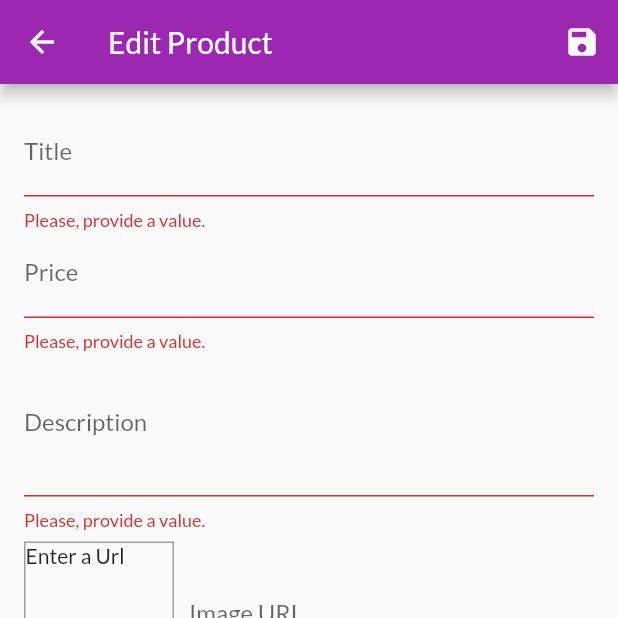
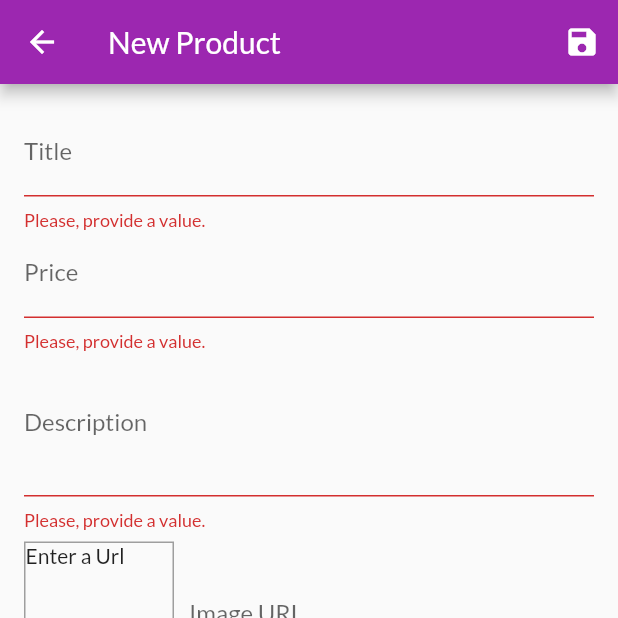
Before and after one commit to jandiralceu/my_shop, a Flutter app: the EditProductScreen screen opened by its route, after a tap on the "save" icon, on a phone screen of 412 x 824 dp, the top half of it. Run offline on Flutter 3.47's test engine with Material 2 defaults, Android fonts, the phone set to English and light mode, and no system bars; network calls fail.

```diff
--- a/lib/Presentation/Screens/edit_product_screen.dart
+++ b/lib/Presentation/Screens/edit_product_screen.dart
@@ -21,6 +21,7 @@ class _EditProductScreenState extends State<EditProductScreen> {
   final _form = GlobalKey<FormState>();
   late Product _editedProduct;
   var _isInit = true;
+  var _isLoading = false;
 
   var initialValues = {
     'price': '',
@@ -77,7 +78,7 @@ class _EditProductScreenState extends State<EditProductScreen> {
     super.didChangeDependencies();
   }
 
-  void _saveForm() {
+  Future<void> _saveForm () async {
     final isValid = _form.currentState!.validate();
 
     if (isValid) {
@@ -85,7 +86,13 @@ class _EditProductScreenState extends State<EditProductScreen> {
       _form.currentState!.save();
 
       if (productId == null) {
-        Provider.of<Products>(context, listen: false).addProduct(
+        setState(() {
+          _isLoading = true;
+        });
+
+        try {
+          await Provider.of<Products>(context, listen: false)
+              .addProduct(
             Product(
               id: DateTime.now().toString(),
               isFavorite: false,
@@ -95,6 +102,25 @@ class _EditProductScreenState extends State<EditProductScreen> {
               imageUrl: initialValues['imageUrl'] as String,
             ),
           );
+        } catch(error) {
+          await showDialog<Null>(
+            context: context,
+            builder: (ctx) => AlertDialog(
+              title: const Text('An error occurred'),
+              content: Text(error.toString()),
+              actions: [
+                TextButton(
+                    onPressed: () => Navigator.of(ctx).pop(),
+                    child: const Text('Ok'))
+              ],
+            ),
+          );
+        } finally {
+          setState(() {
+            _isLoading = false;
+          });
+          Navigator.of(context).pop();
+        }
       } else {
         Provider.of<Products>(context, listen: false).updateProduct(
           productId as String,
@@ -105,18 +131,22 @@ class _EditProductScreenState extends State<EditProductScreen> {
             description: initialValues['description'] as String,
             price: double.parse(initialValues['price'] as String),
             imageUrl: initialValues['imageUrl'] ?? _imageUrlController.text,
-            ));
+          ),
+        );
+        setState(() {
+          _isLoading = false;
+        });
+        Navigator.of(context).pop();
       }
-
-      Navigator.of(context).pop();
     }
   }
 
   @override
   Widget build(BuildContext context) {
+    final productId = ModalRoute.of(context)?.settings.arguments;
     return Scaffold(
       appBar: AppBar(
-        title: const Text('Edit Product'),
+        title: Text(productId != null ? 'Edit Product' : 'New Product'),
         actions: [
           IconButton(
             onPressed: _saveForm,
@@ -124,7 +154,11 @@ class _EditProductScreenState extends State<EditProductScreen> {
           )
         ],
       ),
-      body: Padding(
+      body: _isLoading
+          ? const Center(
+              child: CircularProgressIndicator(),
+            )
+          : Padding(
               padding: const EdgeInsets.all(16.0),
               child: Form(
                 key: _form,
@@ -157,11 +191,12 @@ class _EditProductScreenState extends State<EditProductScreen> {
                         initialValue: initialValues['price'],
                         decoration: const InputDecoration(labelText: 'Price'),
                         textInputAction: TextInputAction.next,
-                  keyboardType:
-                      const TextInputType.numberWithOptions(decimal: true),
+                        keyboardType: const TextInputType.numberWithOptions(
+                            decimal: true),
                         focusNode: _priceFocusNode,
                         onFieldSubmitted: (_) {
-                    FocusScope.of(context).requestFocus(_descriptionFocusNode);
+                          FocusScope.of(context)
+                              .requestFocus(_descriptionFocusNode);
                         },
                         onSaved: (value) => setState(() {
                           initialValues['price'] = value ?? '';
@@ -191,7 +226,8 @@ class _EditProductScreenState extends State<EditProductScreen> {
                         initialValue: initialValues['description'],
                         focusNode: _descriptionFocusNode,
                         keyboardType: TextInputType.multiline,
-                  decoration: const InputDecoration(labelText: 'Description'),
+                        decoration:
+                            const InputDecoration(labelText: 'Description'),
                         onSaved: (value) => setState(() {
                           initialValues['description'] = value ?? '';
                         }),
@@ -223,7 +259,8 @@ class _EditProductScreenState extends State<EditProductScreen> {
                             child: _imageUrlController.text.isEmpty
                                 ? const Text('Enter a Url')
                                 : FittedBox(
-                              child: Image.network(_imageUrlController.text),
+                                    child:
+                                        Image.network(_imageUrlController.text),
                                   ),
                           ),
                           Expanded(
--- a/pubspec.yaml
+++ b/pubspec.yaml
@@ -12,6 +12,7 @@ dependencies:
   cupertino_icons: ^1.0.2
   provider: ^6.0.2
   intl: ^0.17.0
+  http: ^0.13.4
 
 dev_dependencies:
   flutter_test:
```
Also changed, not shown: lib/Providers/products.dart (+27 -3 lines), pubspec.lock. Lines whose indentation alone changed are shown as unchanged.
